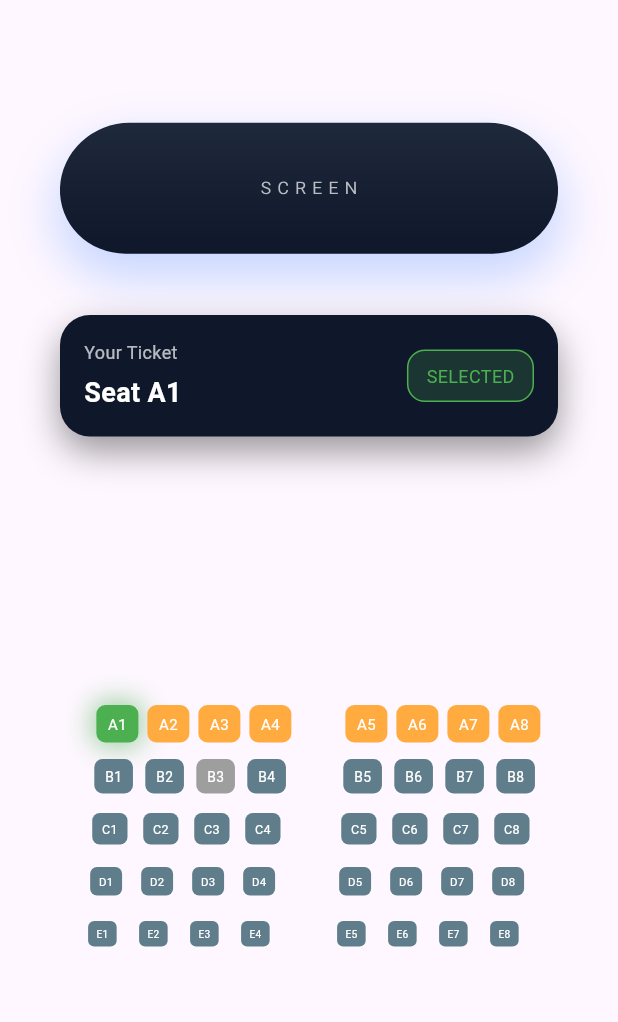
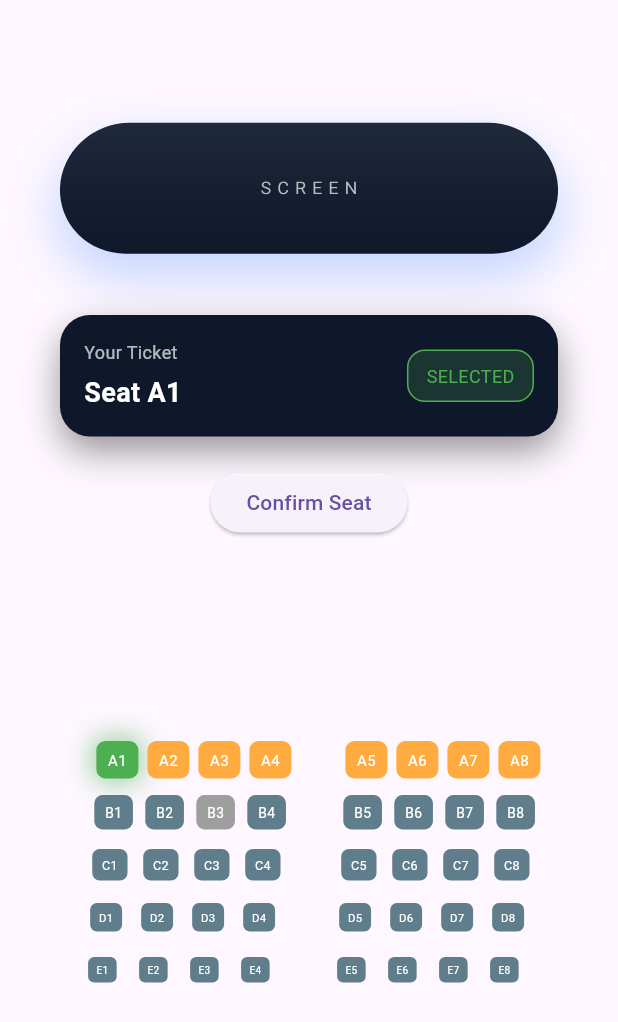
Before and after one commit to ZyadWKhedr/Cinema-Experience, a Flutter app: the screen it shows after launch, after a tap on an icon or button, on a phone screen of 412 x 824 dp. Shown: the top 1022 px of the screen. Run offline on Flutter 3.47's test engine with Material 3 defaults, Android fonts, the phone set to English and light mode, and no system bars; drawn by our look-alikes of flutter_animate; our stand-ins replace equatable, flutter_riverpod.

Commit message:
feat(cinema): add booking flow with confirm action and countdown state

```diff
--- a/lib/features/cinema/presentation/pages/cinema_page.dart
+++ b/lib/features/cinema/presentation/pages/cinema_page.dart
@@ -44,6 +44,30 @@ class CinemaPage extends ConsumerWidget {
             ),
 
             const SizedBox(height: 20),
+
+            if (state.selectedSeatId != null)
+              ElevatedButton(
+                onPressed: state.isConfirmed
+                    ? null
+                    : () {
+                        ref.read(cinemaProvider.notifier).confirmSeat();
+                      },
+                child: Text(
+                  state.isConfirmed ? "Confirming..." : "Confirm Seat",
+                ),
+              ),
+            if (state.isConfirmed)
+              Padding(
+                padding: const EdgeInsets.only(top: 20),
+                child: Text(
+                  "Confirming in ${state.countdown}...",
+                  style: const TextStyle(
+                    color: Colors.orangeAccent,
+                    fontSize: 18,
+                    fontWeight: FontWeight.bold,
+                  ),
+                ),
+              ),
 
             Expanded(
               child: Column(
@@ -137,10 +161,10 @@ Widget _buildSeatRow(
                     boxShadow: state.selectedSeatId?.id == seats[i].id
                         ? [
                             BoxShadow(
-                  color: Colors.green.withValues(alpha:0.6),
+                              color: Colors.green.withValues(alpha: 0.6),
                               blurRadius: 15,
                               spreadRadius: 2,
-                )
+                            ),
                           ]
                         : [],
                   ),
@@ -148,10 +172,7 @@ Widget _buildSeatRow(
                   child: Center(
                     child: Text(
                       seats[i].id,
-          style: const TextStyle(
-            fontSize: 10,
-            color: Colors.white,
-          ),
+                      style: const TextStyle(fontSize: 10, color: Colors.white),
                     ),
                   ),
                 ),
--- a/lib/features/cinema/presentation/providers/cinema_provider.dart
+++ b/lib/features/cinema/presentation/providers/cinema_provider.dart
@@ -3,8 +3,7 @@ import 'package:flutter_riverpod/flutter_riverpod.dart';
 import '../../domain/entities/seat.dart';
 import 'cinema_state.dart';
 
-final cinemaProvider =
-    NotifierProvider<CinemaController, CinemaState>(
+final cinemaProvider = NotifierProvider<CinemaController, CinemaState>(
   CinemaController.new,
 );
 
@@ -34,6 +33,7 @@ class CinemaController extends Notifier<CinemaState> {
 
   void selectSeat(Seat seat) {
   if (seat.status == SeatStatus.occupied) return;
+  if (state.isConfirmed) return;
 
   state = state.copyWith(
     selectedSeatId: seat,
@@ -52,4 +52,24 @@ class CinemaController extends Notifier<CinemaState> {
 
     return grouped;
   }
+
+  void confirmSeat() {
+    final seat = state.selectedSeatId;
+
+    if (seat == null) return;
+
+    state = state.copyWith(isConfirmed: true, countdown: 3);
+
+    _startCountdown();
   }
+
+  void _startCountdown() async {
+    for (int i = 3; i >= 0; i--) {
+      await Future.delayed(const Duration(seconds: 1));
+
+      state = state.copyWith(countdown: i);
+    }
+
+    state = state.copyWith(showThankYou: true, isConfirmed: false);
+  }
+}
```
Lines whose indentation alone changed are shown as unchanged.
